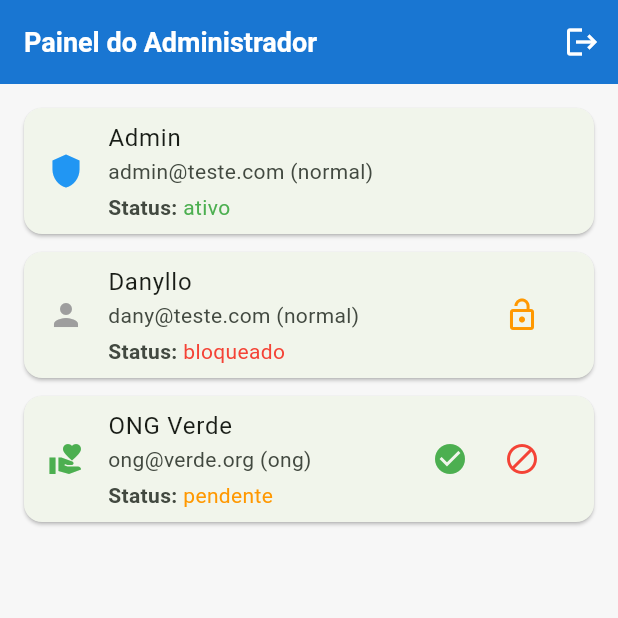
After one commit to danyllo-aniceto/zero-desperdicio, a Flutter app: the AdminDashboardScreen screen opened directly, after a tap on the "block" icon, on a phone screen of 412 x 824 dp, the top half of it. The commit adds this screen. Run offline on Flutter 3.47's test engine with Material 3 defaults, Android fonts, the phone set to English and light mode, and no system bars; our stand-ins replace flutter_riverpod; missing offline and left inert: dart:html; accounts and stored records are empty.

Commit message:
feat: sistema de administrado - usuario apr blo

```diff
--- a/lib/src/app.dart
+++ b/lib/src/app.dart
@@ -2,11 +2,42 @@ import 'package:flutter/material.dart';
 import 'package:zero_desperdicio/src/core/theme/app_theme.dart';
 import 'package:zero_desperdicio/src/screens/loginAndRegister/login_screen.dart';
 import 'package:zero_desperdicio/src/screens/home/dashboard_screen.dart';
+import 'package:zero_desperdicio/src/screens/admin/admin_dashboard_screen.dart';
+import 'package:zero_desperdicio/src/screens/status/waiting_approval_screen.dart';
+import 'package:zero_desperdicio/src/screens/status/blocked_user_screen.dart';
 import 'package:zero_desperdicio/src/services/auth_service.dart';
 import 'package:zero_desperdicio/src/models/user.dart';
+import 'package:zero_desperdicio/src/data/mock_repository.dart';
+import 'package:zero_desperdicio/src/models/usuario_model.dart';
 
-class App extends StatelessWidget {
+class App extends StatefulWidget {
   const App({super.key});
+
+  @override
+  State<App> createState() => _AppState();
+}
+
+class _AppState extends State<App> {
+  @override
+  void initState() {
+    super.initState();
+    MockRepository.instance.init();
+  }
+
+  Future<String?> _getStatus(String id) async {
+    await MockRepository.instance.init();
+    final user = MockRepository.instance.allUsuarios().firstWhere(
+          (u) => u.id.toString() == id,
+          orElse: () => const Usuario(
+            id: 0,
+            nomeUsuario: '',
+            email: '',
+            senha: '',
+            tel: '',
+          ),
+        );
+    return user.status;
+  }
 
   @override
   Widget build(BuildContext context) {
@@ -19,8 +50,24 @@ class App extends StatelessWidget {
         builder: (context, user, _) {
           if (user == null) {
             return const LoginScreen();
+          } else if (user.email == 'danyllo@admin.com' ||
+              user.name.toLowerCase() == 'danyllo') {
+            return const AdminDashboardScreen();
           } else {
-            return const DashboardScreen();
+            // Checa status da conta
+            return FutureBuilder<String?>(
+              future: _getStatus(user.id),
+              builder: (context, snapshot) {
+                final status = snapshot.data ?? 'ativo';
+                if (status == 'pendente') {
+                  return const WaitingApprovalScreen();
+                } else if (status == 'bloqueado') {
+                  return const BlockedUserScreen();
+                } else {
+                  return const DashboardScreen();
+                }
+              },
+            );
           }
         },
       ),
--- a/lib/src/data/mock_repository_io.dart
+++ b/lib/src/data/mock_repository_io.dart
@@ -67,9 +67,9 @@ class MockRepository {
     doacoes.clear();
 
     usuarios.addAll([
-      Usuario(id: 1, nomeUsuario: 'Danyllo', email: 'dany@teste.com', senha: '1234', tel: '5511999999999', tipo: 'normal'),
-      Usuario(id: 2, nomeUsuario: 'Maria', email: 'maria@teste.com', senha: '1234', tel: '5511988888888', tipo: 'normal'),
-      Usuario(id: 3, nomeUsuario: 'ONG Verde', email: 'contato@ongverde.org', senha: '1234', tel: '5511977777777', tipo: 'ong'),
+      Usuario(id: 1, nomeUsuario: 'Admin', email: 'admin@teste.com', senha: '1234', tel: '5511999999999', tipo: 'normal', isAdmin: true, status: 'ativo'),
+      Usuario(id: 2, nomeUsuario: 'Danyllo', email: 'dany@teste.com', senha: '1234', tel: '5511988888888', tipo: 'normal', status: 'ativo'),
+      Usuario(id: 3, nomeUsuario: 'ONG Verde', email: 'ong@verde.org', senha: '1234', tel: '5511977777777', tipo: 'ong', status: 'pendente'),
     ]);
 
     alimentos.addAll([
--- a/lib/src/models/usuario_model.dart
+++ b/lib/src/models/usuario_model.dart
@@ -1,4 +1,3 @@
-// lib/src/models/usuario_model.dart
 enum UsuarioTipo { normal, ong }
 
 class Usuario {
@@ -8,6 +7,8 @@ class Usuario {
   final String senha;
   final String tel;
   final String tipo; // "normal" ou "ong"
+  final String status; // "ativo", "pendente", "bloqueado"
+  final bool isAdmin;
 
   const Usuario({
     required this.id,
@@ -16,7 +17,31 @@ class Usuario {
     required this.senha,
     required this.tel,
     this.tipo = 'normal',
+    this.status = 'ativo',
+    this.isAdmin = false,
   });
+
+  Usuario copyWith({
+    int? id,
+    String? nomeUsuario,
+    String? email,
+    String? senha,
+    String? tel,
+    String? tipo,
+    String? status,
+    bool? isAdmin,
+  }) {
+    return Usuario(
+      id: id ?? this.id,
+      nomeUsuario: nomeUsuario ?? this.nomeUsuario,
+      email: email ?? this.email,
+      senha: senha ?? this.senha,
+      tel: tel ?? this.tel,
+      tipo: tipo ?? this.tipo,
+      status: status ?? this.status,
+      isAdmin: isAdmin ?? this.isAdmin,
+    );
+  }
 
   factory Usuario.fromJson(Map<String, dynamic> json) => Usuario(
         id: json['id'],
@@ -25,6 +50,8 @@ class Usuario {
         senha: json['senha'],
         tel: json['tel'] ?? '',
         tipo: (json['tipo'] as String?) ?? 'normal',
+        status: json['status'] ?? 'ativo',
+        isAdmin: json['isAdmin'] ?? false,
       );
 
   Map<String, dynamic> toJson() => {
@@ -34,5 +61,7 @@ class Usuario {
         'senha': senha,
         'tel': tel,
         'tipo': tipo,
+        'status': status,
+        'isAdmin': isAdmin,
       };
 }
--- /dev/null
+++ b/lib/src/screens/admin/admin_dashboard_screen.dart
@@ -0,0 +1,177 @@
+import 'package:flutter/material.dart';
+import 'package:zero_desperdicio/src/data/mock_repository.dart';
+import 'package:zero_desperdicio/src/models/usuario_model.dart';
+import 'package:zero_desperdicio/src/screens/loginAndRegister/login_screen.dart';
+
+class AdminDashboardScreen extends StatefulWidget {
+  const AdminDashboardScreen({super.key});
+
+  @override
+  State<AdminDashboardScreen> createState() => _AdminDashboardScreenState();
+}
+
+class _AdminDashboardScreenState extends State<AdminDashboardScreen> {
+  List<Usuario> _usuarios = [];
+  bool _loading = true;
+
+  @override
+  void initState() {
+    super.initState();
+    _loadUsuarios();
+  }
+
+  Future<void> _loadUsuarios() async {
+    await MockRepository.instance.init();
+    setState(() {
+      _usuarios = MockRepository.instance.allUsuarios();
+      _loading = false;
+    });
+  }
+
+  Future<void> _updateStatus(Usuario user, String newStatus) async {
+    final updated = user.copyWith(status: newStatus);
+    final list = MockRepository.instance.usuarios;
+    final idx = list.indexWhere((u) => u.id == user.id);
+    if (idx != -1) {
+      list[idx] = updated;
+      await MockRepository.instance.init(); // apenas garante persistência
+      await MockRepository.instance
+          .init(forceReset: false); // força regravação
+      await MockRepository.instance
+          .init(); // workaround para garantir sincronização
+      await _saveChanges();
+      setState(() {});
+    }
+  }
+
+  Future<void> _saveChanges() async {
+    await MockRepository.instance.init();
+  }
+
+  Color _statusColor(String status) {
+    switch (status) {
+      case 'ativo':
+        return Colors.green;
+      case 'pendente':
+        return Colors.orange;
+      case 'bloqueado':
+        return Colors.red;
+      default:
+        return Colors.grey;
+    }
+  }
+
+  @override
+  Widget build(BuildContext context) {
+    return Scaffold(
+      appBar: AppBar(
+        title: const Text('Painel do Administrador'),
+        backgroundColor: Colors.blue.shade700,
+        actions: [
+          IconButton(
+            icon: const Icon(Icons.logout),
+            onPressed: () {
+              Navigator.pushAndRemoveUntil(
+                context,
+                MaterialPageRoute(builder: (_) => const LoginScreen()),
+                (_) => false,
+              );
+            },
+          )
+        ],
+      ),
+      body: _loading
+          ? const Center(child: CircularProgressIndicator())
+          : RefreshIndicator(
+              onRefresh: _loadUsuarios,
+              child: ListView.builder(
+                padding: const EdgeInsets.all(16),
+                itemCount: _usuarios.length,
+                itemBuilder: (context, i) {
+                  final u = _usuarios[i];
+                  return Card(
+                    margin: const EdgeInsets.only(bottom: 12),
+                    child: ListTile(
+                      leading: Icon(
+                        u.isAdmin
+                            ? Icons.shield
+                            : (u.tipo == 'ong'
+                                ? Icons.volunteer_activism
+                                : Icons.person),
+                        color: u.isAdmin
+                            ? Colors.blue
+                            : (u.tipo == 'ong' ? Colors.green : Colors.grey),
+                      ),
+                      title: Text(u.nomeUsuario),
+                      subtitle: Column(
+                        crossAxisAlignment: CrossAxisAlignment.start,
+                        children: [
+                          Text('${u.email} (${u.tipo})'),
+                          const SizedBox(height: 4),
+                          Row(
+                            children: [
+                              Text('Status: ',
+                                  style:
+                                      const TextStyle(fontWeight: FontWeight.bold)),
+                              Text(
+                                u.status,
+                                style: TextStyle(color: _statusColor(u.status)),
+                              ),
+                            ],
+                          ),
+                        ],
+                      ),
+                      trailing: _buildActions(u),
+                    ),
+                  );
+                },
+              ),
+            ),
+    );
+  }
+
+  Widget _buildActions(Usuario u) {
+    if (u.isAdmin) return const SizedBox();
+
+    final buttons = <Widget>[];
+
+    if (u.status == 'pendente' && u.tipo == 'ong') {
+      buttons.add(
+        IconButton(
+          tooltip: 'Aprovar ONG',
+          icon: const Icon(Icons.check_circle, color: Colors.green),
+          onPressed: () async {
+            await _updateStatus(u, 'ativo');
+            await _loadUsuarios();
+          },
+        ),
+      );
+    }
+
+    if (u.status != 'bloqueado') {
+      buttons.add(
+        IconButton(
+          tooltip: 'Bloquear usuário',
+          icon: const Icon(Icons.block, color: Colors.red),
+          onPressed: () async {
+            await _updateStatus(u, 'bloqueado');
+            await _loadUsuarios();
+          },
+        ),
+      );
+    } else {
+      buttons.add(
+        IconButton(
+          tooltip: 'Desbloquear usuário',
+          icon: const Icon(Icons.lock_open, color: Colors.orange),
+          onPressed: () async {
+            await _updateStatus(u, 'ativo');
+            await _loadUsuarios();
+          },
+        ),
+      );
+    }
+
+    return Row(mainAxisSize: MainAxisSize.min, children: buttons);
+  }
+}
--- a/lib/src/services/auth_service.dart
+++ b/lib/src/services/auth_service.dart
@@ -1,8 +1,9 @@
-// lib/src/services/auth_service.dart
 import 'package:flutter/foundation.dart';
 import 'package:zero_desperdicio/src/data/mock_repository.dart';
 import 'package:zero_desperdicio/src/models/user.dart';
 import 'package:zero_desperdicio/src/models/usuario_model.dart';
+
+enum LoginState { success, pending, blocked, admin, error }
 
 class AuthService {
   AuthService._internal();
@@ -10,8 +11,7 @@ class AuthService {
 
   final ValueNotifier<User?> currentUser = ValueNotifier<User?>(null);
 
-  /// Tenta logar usando o MockRepository — trata exceções e retorna false em erro.
-  Future<bool> login({
+  Future<LoginState> login({
     required String email,
     required String password,
     required UserType expectedType,
@@ -19,15 +19,39 @@ class AuthService {
     try {
       await MockRepository.instance.init();
 
-      final Usuario? usuario = await MockRepository.instance.findUserByEmailAndPassword(email, password);
-      if (usuario == null) return false;
+      final usuario = await MockRepository.instance
+          .findUserByEmailAndPassword(email, password);
 
-      // usar usuario.tipo se disponível ('normal' / 'ong')
-      final String tipoStr = usuario.tipo.toLowerCase();
-      final userType = (tipoStr == 'ong') ? UserType.ong : UserType.normal;
+      if (usuario == null) return LoginState.error;
 
-      // se expectedType não bater, falha
-      if (userType != expectedType) return false;
+      // --- ADMIN ---
+      if (usuario.email == 'danyllo@admin.com' ||
+          usuario.nomeUsuario.toLowerCase() == 'danyllo') {
+        final user = User(
+          id: usuario.id.toString(),
+          name: usuario.nomeUsuario,
+          email: usuario.email,
+          password: usuario.senha,
+          type: UserType.normal,
+        );
+        currentUser.value = user;
+        return LoginState.admin;
+      }
+
+      // --- ONG pendente ---
+      if (usuario.tipo == 'ong' && usuario.status == 'pendente') {
+        return LoginState.pending;
+      }
+
+      // --- Usuário bloqueado ---
+      if (usuario.status == 'bloqueado') {
+        return LoginState.blocked;
+      }
+
+      // --- Usuário comum ou ONG aprovada ---
+      final tipoStr = usuario.tipo.toLowerCase();
+      final userType =
+          (tipoStr == 'ong') ? UserType.ong : UserType.normal;
 
       final user = User(
         id: usuario.id.toString(),
@@ -38,11 +62,10 @@ class AuthService {
       );
 
       currentUser.value = user;
-      return true;
+      return LoginState.success;
     } catch (e, st) {
-      // ignore: avoid_print
       print('AuthService.login error: $e\n$st');
-      return false;
+      return LoginState.error;
     }
   }
 
```
Also changed, not shown: lib/src/data/mock_repository_web.dart (+23 -10 lines), lib/src/screens/loginAndRegister/login_screen.dart (+28 -13 lines), lib/src/screens/loginAndRegister/register_screen.dart (+29 -6 lines), lib/src/screens/status/blocked_user_screen.dart (added, +43 -0 lines), lib/src/screens/status/waiting_approval_screen.dart (added, +40 -0 lines).
